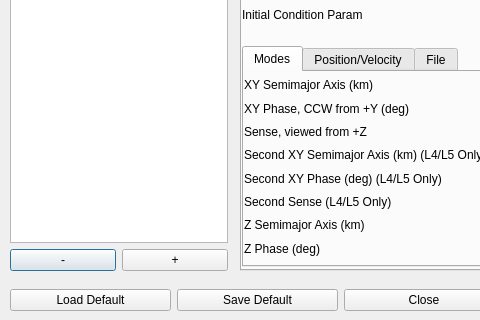
Before: the Qt Designer form dsm_gui/orb_menu.ui in pavelgalchenko/dsm_gui, drawn with Qt 5; both pictures show x 0 to 480 and y 380 to 700 of the 680 by 700 pixel window.
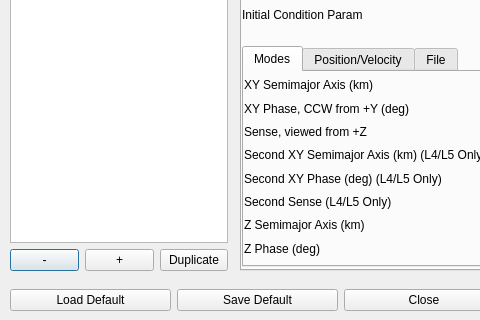
After: the same form once the commit is applied. The open tabs and pages were chosen to show the change.

Commit message: Added duplication of existing orbit; now enables/disables certain fields as needed.

Patch:
```diff
--- a/dsm_gui/orb_menu.ui
+++ b/dsm_gui/orb_menu.ui
@@ -51,6 +51,13 @@
          </property>
         </widget>
        </item>
+       <item>
+        <widget class="QPushButton" name="orbListDuplicate">
+         <property name="text">
+          <string>Duplicate</string>
+         </property>
+        </widget>
+       </item>
       </layout>
      </item>
     </layout>
```
Left out of the diff: 18 changed lines with no effect on the pictures. The commit also changes 2 other files.
